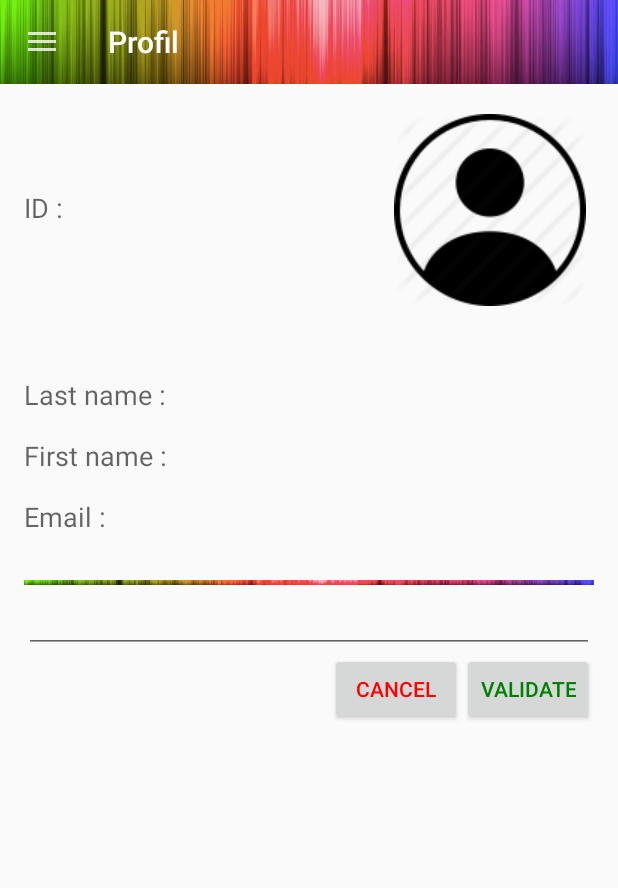
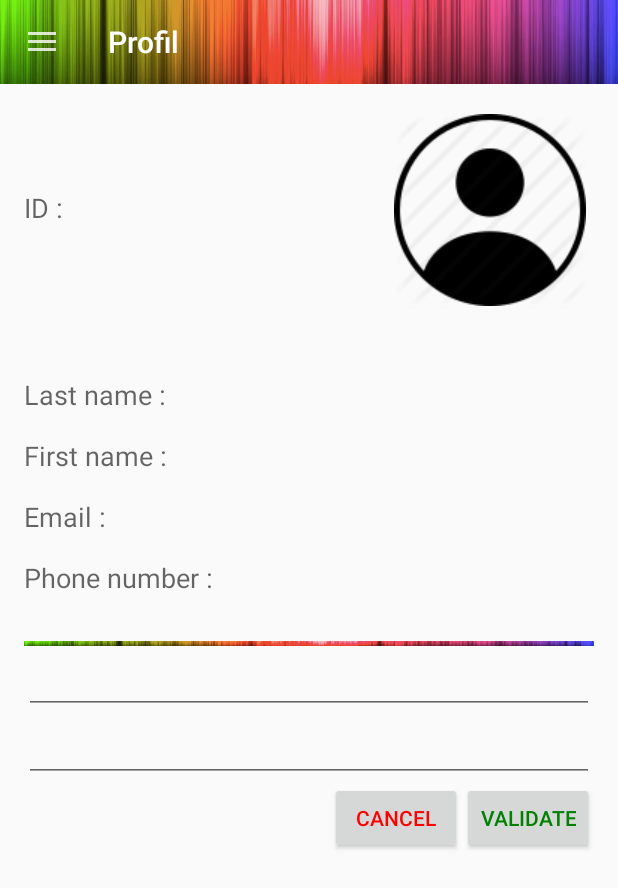
Before and after one commit to gunfy/T3x, an Android app: the ProfilActivity screen opened directly, with no data from a screen before it, after a tap on "VALIDATE", on a phone screen of 412 x 824 dp. Shown: the top 888 px of the screen. Run offline under Robolectric (Android 15) with nearby library versions, the phone set to English and light mode, and no system bars; plain views replace FloatingActionButton; 1 statement that could not run was skipped; 1 other tap on this screen came first.

Commit message:
ajout du numero de tel

```diff
--- a/app/src/main/java/com/example/eymard/t3x/ProfilActivity.java
+++ b/app/src/main/java/com/example/eymard/t3x/ProfilActivity.java
@@ -28,11 +28,11 @@ import java.util.concurrent.ExecutionException;
 
 public class ProfilActivity extends AppCompatActivity implements AsyncResponse {
 
-    TextView nom,prenom,username,email,sep,username_profil;
-    EditText et_email;
+    TextView nom,prenom,username,email,sep,username_profil,number;
+    EditText et_email,et_number;
     Button bt_modif,bt_cancel;
     DrawerLayout mDrawerLayout;
-    //public static final String MyPREFERENCES = "MyPrefs";
+    private static int id;
 
     @Override
     protected void onCreate(Bundle savedInstanceState) {
@@ -44,8 +44,10 @@ public class ProfilActivity extends AppCompatActivity implements AsyncResponse {
         prenom= (TextView) findViewById(R.id.tv_pr_ftName);
         username=(TextView) findViewById(R.id.tv_pr_username);
         email=(TextView) findViewById(R.id.tv_pr_email);
+        number=(TextView) findViewById(R.id.tv_pr_number);
         bt_modif= (Button) findViewById(R.id.bt_modif);
         et_email= (EditText) findViewById(R.id.et_pr_email);
+        et_number= (EditText) findViewById(R.id.et_pr_number);
         sep=(TextView) findViewById(R.id.sep);
         bt_cancel=(Button) findViewById(R.id.bt_cancelE);
         mDrawerLayout = (DrawerLayout) findViewById(R.id.drawer_layout);
@@ -53,7 +55,8 @@ public class ProfilActivity extends AppCompatActivity implements AsyncResponse {
 
         //on recupere username du sharedpreferences
         SharedPreferences sharedpreferences = getSharedPreferences(LoginActivity.MyPREFERENCES, Context.MODE_PRIVATE);
-        username_profil.setText(sharedpreferences.getString("username","username"));
+        username_profil.setText(sharedpreferences.getString("username", "username"));
+        id=sharedpreferences.getInt("user_id",0);
 
 
         //les listener
@@ -69,7 +72,9 @@ public class ProfilActivity extends AppCompatActivity implements AsyncResponse {
             public void onClick(View v) {
                 sep.setVisibility(View.VISIBLE);
                 et_email.setText(email.getText());
+                et_number.setText(number.getText());
                 et_email.setVisibility(View.VISIBLE);
+                et_number.setVisibility(View.VISIBLE);
                 bt_modif.setVisibility(View.VISIBLE);
                 bt_cancel.setVisibility(View.VISIBLE);
                 findViewById(R.id.fab).setVisibility(View.GONE);
@@ -83,8 +88,9 @@ public class ProfilActivity extends AppCompatActivity implements AsyncResponse {
 
                 try {
                     jsonM.put("ctrl", "modifUser");
-                    jsonM.put("username", username.getText());
+                    jsonM.put("id", id);
                     jsonM.put("email", et_email.getText());
+                    jsonM.put("number", et_number.getText());
 
                 } catch (JSONException e) {
                     e.printStackTrace();
@@ -191,6 +197,7 @@ public class ProfilActivity extends AppCompatActivity implements AsyncResponse {
             prenom.setText(ob.getString("prenom"));
             username.setText(ob.getString("username"));
             email.setText(ob.getString("email"));
+            number.setText(ob.getString("numero"));
 
         } catch (InterruptedException e) {
             e.printStackTrace();
--- a/app/src/main/res/layout/content_profil.xml
+++ b/app/src/main/res/layout/content_profil.xml
@@ -79,8 +79,6 @@
         android:text="@string/tv_email"
         android:layout_below="@+id/tv_pr_ftName"
         android:layout_marginTop="16dp"
-
-
         />
     <TextView
         android:layout_width="match_parent"
@@ -91,6 +89,25 @@
         android:layout_alignTop="@+id/tv_prf_email"
         android:layout_marginLeft="5dp"
         />
+    <TextView
+        android:layout_width="wrap_content"
+        android:layout_height="wrap_content"
+        android:textAppearance="?android:attr/textAppearanceMedium"
+        android:id="@+id/tv_prf_number"
+        android:text="@string/tv_number"
+        android:layout_below="@+id/tv_prf_email"
+        android:layout_marginTop="16dp"
+        />
+
+    <TextView
+        android:layout_width="match_parent"
+        android:layout_height="wrap_content"
+        android:id="@+id/tv_pr_number"
+        android:textAppearance="?android:attr/textAppearanceMedium"
+        android:layout_toRightOf="@+id/tv_prf_number"
+        android:layout_alignTop="@+id/tv_prf_number"
+        android:layout_marginLeft="5dp"
+        />
 
 
     <TextView
@@ -98,7 +115,7 @@
         android:layout_height="3dp"
         android:background="@drawable/background"
         android:layout_marginTop="30dp"
-        android:layout_below="@+id/tv_prf_email"
+        android:layout_below="@+id/tv_prf_number"
         android:id="@+id/sep"
         android:visibility="gone"/>
 
@@ -108,7 +125,19 @@
         android:layout_width="match_parent"
         android:layout_height="wrap_content"
         android:text="Email"
+        android:maxLines="1"
+        android:singleLine="true"
         android:layout_below="@+id/sep"
+        android:visibility="gone"/>
+
+    <EditText
+        android:id="@+id/et_pr_number"
+        android:layout_width="match_parent"
+        android:layout_height="wrap_content"
+        android:text="Phone number"
+        android:maxLines="1"
+        android:singleLine="true"
+        android:layout_below="@+id/et_pr_email"
         android:visibility="gone"/>
 
     <Button
@@ -118,7 +147,7 @@
         android:text="@string/bt_edit"
         android:textColor="@color/green"
         android:layout_alignParentRight="true"
-        android:layout_below="@+id/et_pr_email"
+        android:layout_below="@+id/et_pr_number"
         android:visibility="gone"/>
 
     <Button
--- a/app/src/main/res/values/strings.xml
+++ b/app/src/main/res/values/strings.xml
@@ -7,6 +7,7 @@
     <string name="prompt_firstname">First name</string>
     <string name="prompt_lastname">Last name</string>
     <string name="prompt_username">Username</string>
+    <string name="prompt_number">Phone number</string>
     <string name="action_sign_in">SIGN IN</string>
     <string name="action_login">LOGIN</string>
     <string name="action_cancel">CANCEL</string>
@@ -41,6 +42,7 @@
     <string name="tv_username">Username :  </string>
     <string name="tv_email">Email :  </string>
     <string name="tv_id">ID :  </string>
+    <string name="tv_number">Phone number :  </string>
     <string name="bt_edit">Validate</string>
 
 
```
Also changed, not shown: app/src/main/java/com/example/eymard/t3x/RegisterActivity.java (+9 -1 lines), app/src/main/res/layout/activity_register.xml (+9 -1 lines).
